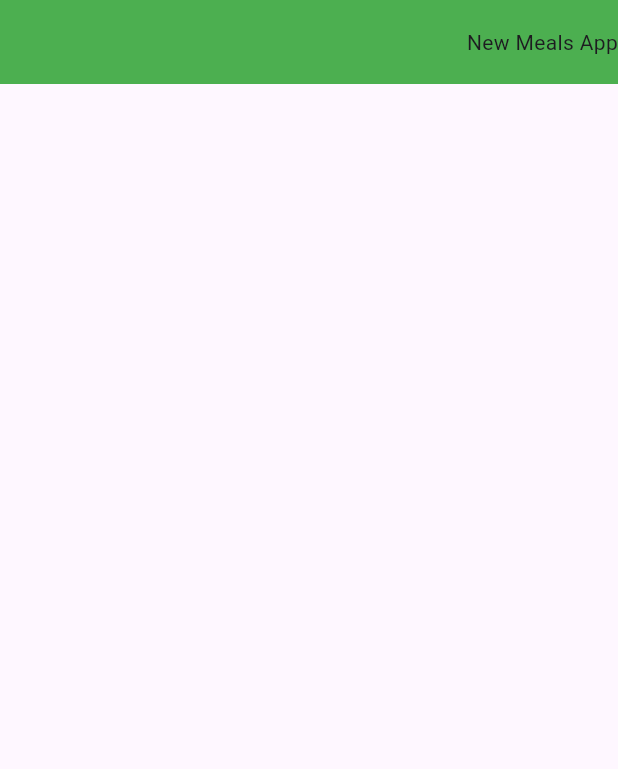
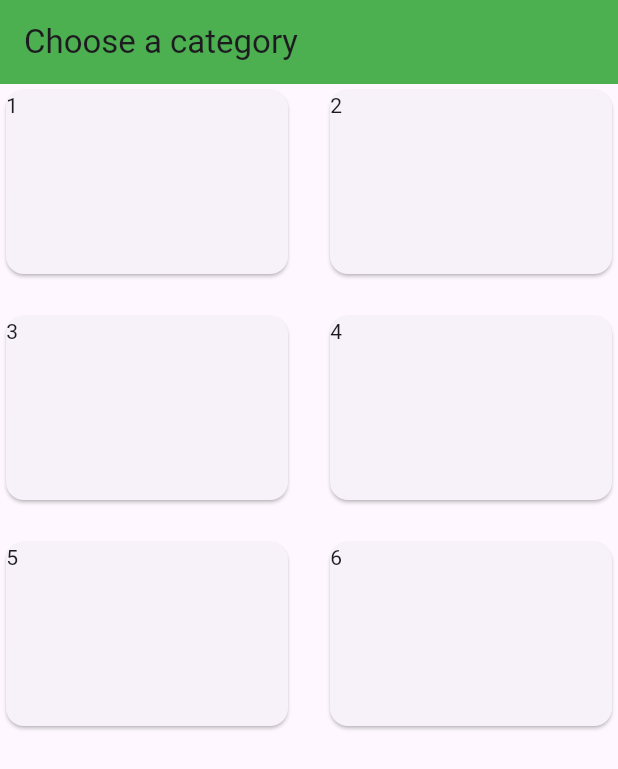
Before and after one commit to suhejbmorina99/flutter_mini_projects, a Flutter app: the screen it shows after launch, on a phone screen of 412 x 824 dp. Shown: the top 769 px of the screen. Run offline on Flutter 3.47's test engine with Material 3 defaults, Android fonts, the phone set to English and light mode, and no system bars; our stand-ins replace google_fonts.

Commit message:
working with gridView and few grid attributes

```diff
--- /dev/null
+++ b/meals_app/lib/categories.dart
@@ -0,0 +1,43 @@
+import 'package:flutter/material.dart';
+
+class Categories extends StatelessWidget {
+  const Categories({super.key});
+
+  @override
+  Widget build(BuildContext context) {
+    return (Scaffold(
+      appBar: AppBar(
+        title: const Text('Choose a category'),
+        backgroundColor: Colors.green,
+      ),
+      body: GridView(
+        gridDelegate: const SliverGridDelegateWithFixedCrossAxisCount(
+          crossAxisCount: 2,
+          childAspectRatio: 3 / 2, // Me kta nenkuptojm 3/2 madhsia e elementit
+          crossAxisSpacing: 20,
+          mainAxisSpacing: 20,
+        ),
+        children: const [
+          Card(
+            child: Text('1'),
+          ),
+          Card(
+            child: Text('2'),
+          ),
+          Card(
+            child: Text('3'),
+          ),
+          Card(
+            child: Text('4'),
+          ),
+          Card(
+            child: Text('5'),
+          ),
+          Card(
+            child: Text('6'),
+          ),
+        ],
+      ),
+    ));
+  }
+}
--- a/meals_app/lib/main.dart
+++ b/meals_app/lib/main.dart
@@ -1,7 +1,7 @@
 import 'package:flutter/material.dart';
 
 import 'package:google_fonts/google_fonts.dart';
-import 'package:meals_app/meals.dart';
+import 'package:meals_app/categories.dart';
 
 final theme = ThemeData(
   colorScheme: ColorScheme.fromSeed(
@@ -11,10 +11,18 @@ final theme = ThemeData(
   textTheme: GoogleFonts.latoTextTheme(),
 );
 
+void main() {
+  runApp(const App());
+}
 
+class App extends StatelessWidget {
+  const App({super.key});
 
-void main() {
-  runApp(const MaterialApp(
-    home: MealsApp(),
-  ));
+  @override
+  Widget build(BuildContext context) {
+    return const MaterialApp(
+      // theme: theme,
+      home: Categories(),
+    );
+  }
 }
--- a/meals_app/lib/meals.dart
+++ /dev/null
@@ -1,17 +0,0 @@
-import 'package:flutter/material.dart';
-
-class MealsApp extends StatelessWidget {
-  const MealsApp({super.key});
-
-  @override
-  Widget build(BuildContext context) {
-    return (Scaffold(
-      appBar: AppBar(
-        actions: const [
-          Text('New Meals App'),
-        ],
-        backgroundColor: Colors.green,
-      ),
-    ));
-  }
-}
```
Also changed, not shown: 1 other file.
